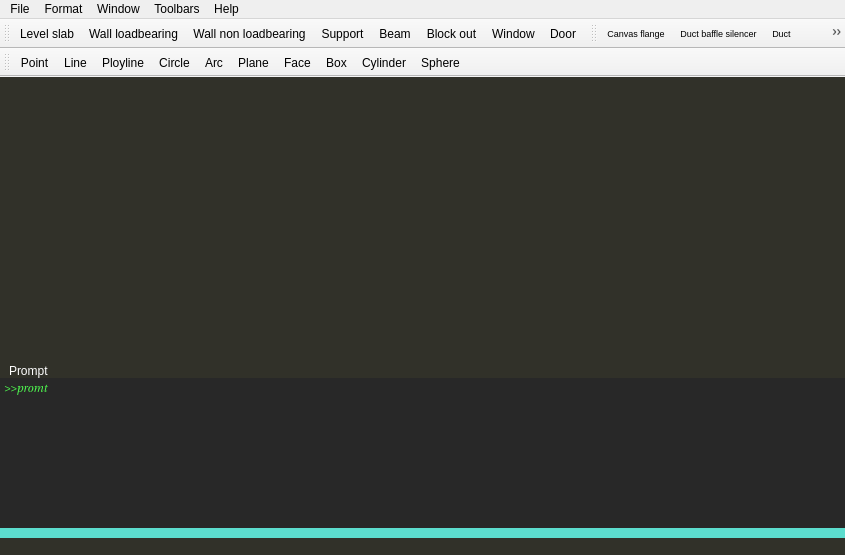
sme-gmbh/smepowercad, file mainwindow.ui: the form before one commit.
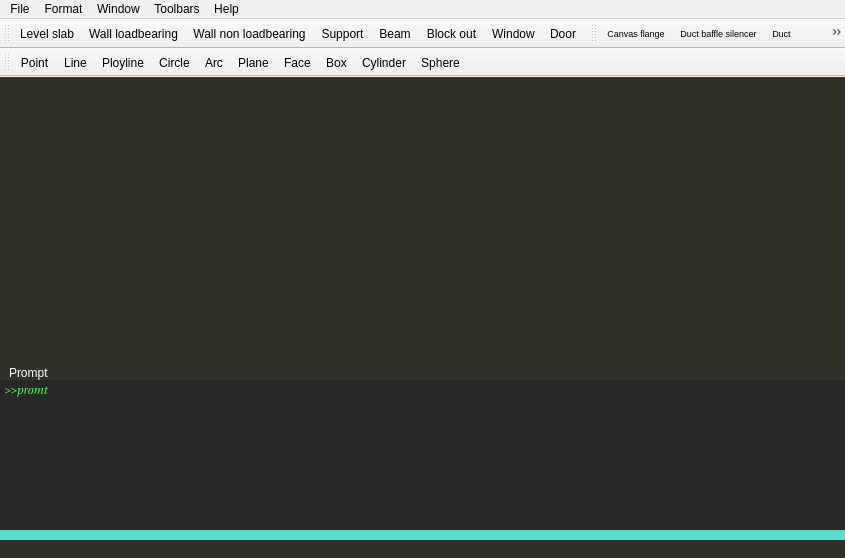
The form after the commit. Icons and pictures are not drawn.

```diff
--- a/mainwindow.ui
+++ b/mainwindow.ui
@@ -7,7 +7,7 @@
     <x>0</x>
     <y>0</y>
     <width>845</width>
-    <height>555</height>
+    <height>558</height>
    </rect>
   </property>
   <property name="windowTitle">
```
Left out of the diff: 84 changed lines with no effect on the pictures.
